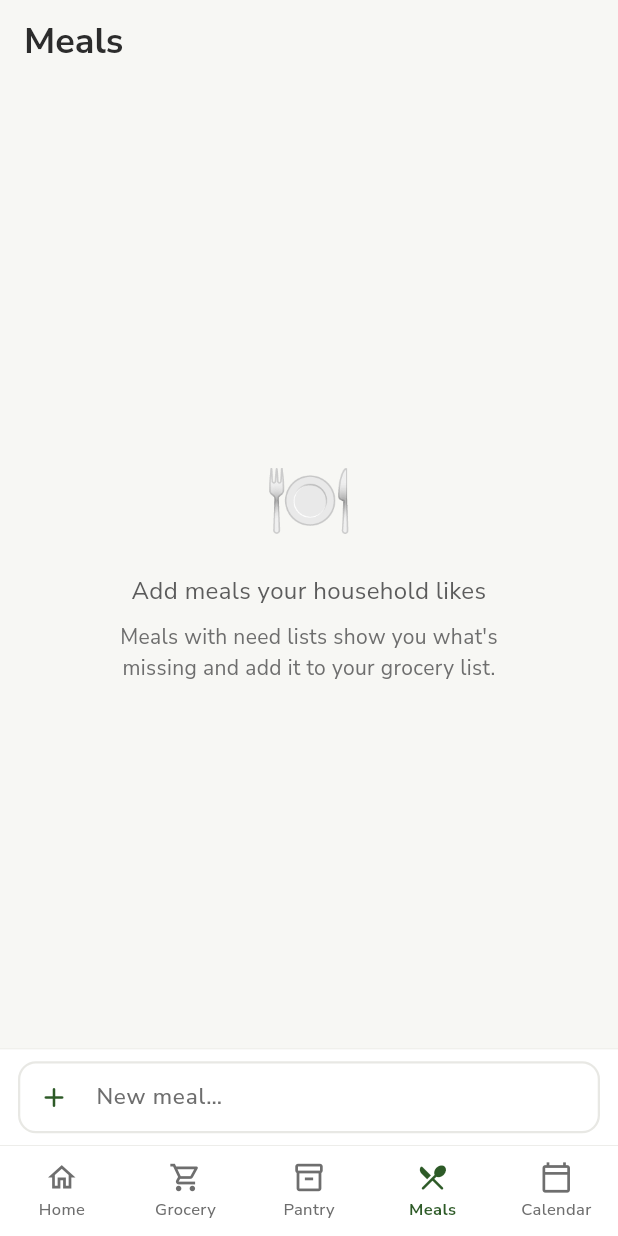
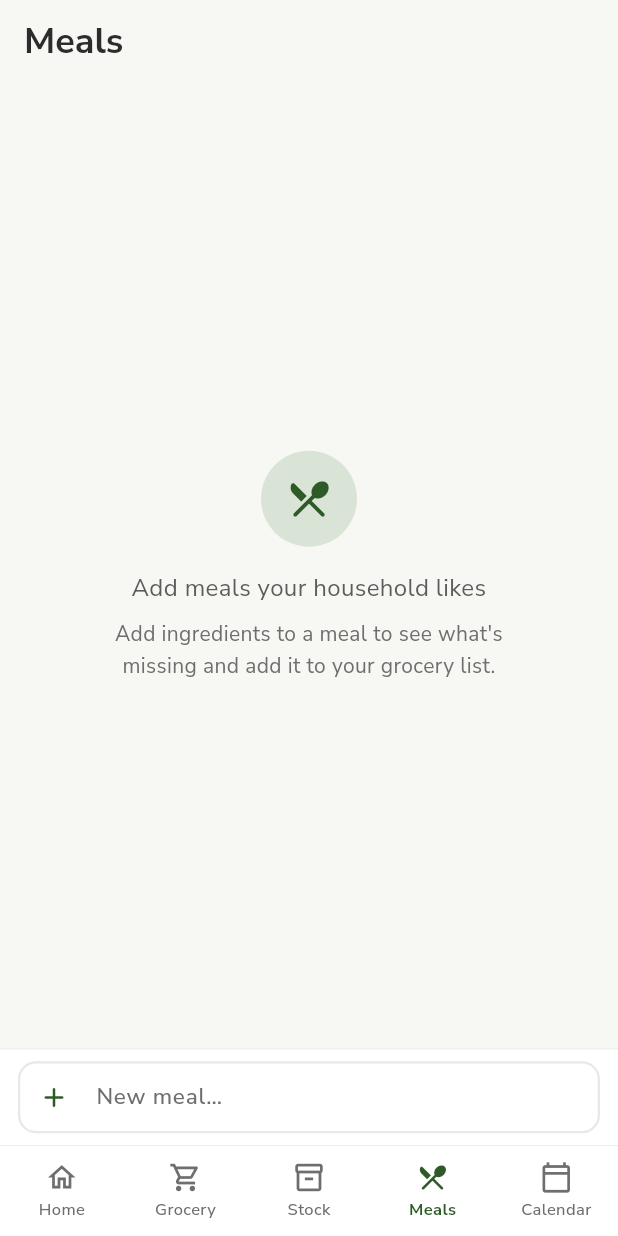
Before and after one commit to pantrylogic/pantry_logic, a Flutter app: the screen it shows once a user with an empty profile is signed in, item 4 of the bottom bar chosen, on a phone screen of 412 x 824 dp. Run offline on Flutter 3.47's test engine with Material 3 defaults, Android fonts, the phone set to English and light mode, and no system bars; our stand-ins replace google_fonts, shared_preferences, supabase_flutter; accounts and stored records are empty.

Commit message:
Step 3: copy and icon sweep — Stock tab, Ingredients, no emoji
- Pantry tab and screen title renamed 'Stock'; inventory-meaning copy now
  says 'in stock' (ingredient rows read 'In stock · Pantry'). Location
  fallback strings left as 'Pantry'
- 'Need list' -> 'Ingredients' across UI copy
- All 15 emoji replaced: brand logo on splash/sign-in/sign-up, Material
  icons (IconBadge) elsewhere
- Removed the bundled 25 MB NotoColorEmoji font (pubspec, theme fallback,
  main.dart DefaultTextStyle, fonts/ and docs/assets). Verified with a
  web build that typed emoji still render via Flutter web's on-demand
  Noto Color Emoji fallback

Co-Authored-By: Claude Opus 5.5 <noreply@anthropic.com>

```diff
--- a/docs/assets/FontManifest.json
+++ b/docs/assets/FontManifest.json
@@ -1 +1 @@
-[{"family":"MaterialIcons","fonts":[{"asset":"fonts/MaterialIcons-Regular.otf"}]},{"family":"NotoColorEmoji","fonts":[{"asset":"fonts/NotoColorEmoji-Regular.ttf"}]}]
+[{"family":"MaterialIcons","fonts":[{"asset":"fonts/MaterialIcons-Regular.otf"}]}]
--- a/pantry_logic/lib/core/theme.dart
+++ b/pantry_logic/lib/core/theme.dart
@@ -3,13 +3,12 @@ import 'package:google_fonts/google_fonts.dart';
 
 // ─── Font helper ─────────────────────────────────────────────────────────────
 //
-// Wraps GoogleFonts.nunitoSans and adds a system-font fallback chain so Flutter
-// never falls through to Noto (which may not be installed), eliminating the
-// "Could not find a set of Noto fonts" warning.
+// Wraps GoogleFonts.nunitoSans and adds a system-font fallback chain.
+// Emoji typed into item or meal names are rendered by Flutter web's
+// automatic font fallback, which downloads Noto Color Emoji on demand.
 
 /// Font fallback chain appended to every Nunito Sans style.
 const List<String> kFontFallback = [
-  'NotoColorEmoji',
   'Roboto',
   'Segoe UI',
   'sans-serif',
--- a/pantry_logic/lib/main.dart
+++ b/pantry_logic/lib/main.dart
@@ -7,6 +7,7 @@ import 'services/auth_service.dart';
 import 'screens/auth/sign_up_screen.dart';
 import 'screens/auth/create_household_screen.dart';
 import 'screens/shell/main_shell.dart';
+import 'widgets/brand.dart';
 
 Future<void> main() async {
   WidgetsFlutterBinding.ensureInitialized();
@@ -30,13 +31,6 @@ class PantryLogicApp extends StatelessWidget {
       theme: AppTheme.light,
       darkTheme: AppTheme.dark,
       themeMode: ThemeMode.system,
-      // Inject NotoColorEmoji into the ambient DefaultTextStyle so every
-      // Text widget (including those with a bare TextStyle(fontSize:x)) can
-      // fall back to the bundled emoji font for emoji characters.
-      builder: (context, child) => DefaultTextStyle.merge(
-        style: const TextStyle(fontFamilyFallback: ['NotoColorEmoji']),
-        child: child!,
-      ),
       home: const _AuthGate(),
     );
   }
@@ -153,7 +147,7 @@ class _SplashScreen extends StatelessWidget {
         child: Column(
           mainAxisSize: MainAxisSize.min,
           children: [
-            const Text('🫙', style: TextStyle(fontSize: 48)),
+            const BrandLogo(size: 96),
             const SizedBox(height: 16),
             SizedBox(
               width: 24,
--- a/pantry_logic/lib/screens/auth/create_household_screen.dart
+++ b/pantry_logic/lib/screens/auth/create_household_screen.dart
@@ -5,6 +5,7 @@ import '../../models/household.dart';
 import '../../services/auth_service.dart';
 import '../../widgets/auth_text_field.dart';
 import '../home/home_screen.dart';
+import '../../widgets/brand.dart';
 
 class CreateHouseholdScreen extends StatefulWidget {
   const CreateHouseholdScreen({super.key});
@@ -102,7 +103,7 @@ class _CreateHouseholdScreenState extends State<CreateHouseholdScreen> {
     return Column(
       crossAxisAlignment: CrossAxisAlignment.center,
       children: [
-        const Text('🏠', style: TextStyle(fontSize: 40)),
+        const IconBadge(Icons.home_rounded, size: 56),
         const SizedBox(height: 8),
 
         Text(
@@ -189,7 +190,7 @@ class _CreateHouseholdScreenState extends State<CreateHouseholdScreen> {
     return Column(
       crossAxisAlignment: CrossAxisAlignment.center,
       children: [
-        const Text('✅', style: TextStyle(fontSize: 40)),
+        const IconBadge(Icons.check_rounded, size: 56),
         const SizedBox(height: 8),
 
         Text(
--- a/pantry_logic/lib/screens/auth/join_household_screen.dart
+++ b/pantry_logic/lib/screens/auth/join_household_screen.dart
@@ -4,6 +4,7 @@ import '../../services/auth_service.dart';
 import '../../widgets/auth_text_field.dart';
 import '../home/home_screen.dart';
 import 'sign_up_screen.dart';
+import '../../widgets/brand.dart';
 
 class JoinHouseholdScreen extends StatefulWidget {
   const JoinHouseholdScreen({super.key});
@@ -116,7 +117,7 @@ class _JoinHouseholdScreenState extends State<JoinHouseholdScreen> {
               ),
               const SizedBox(height: 32),
 
-              const Text('🏠', style: TextStyle(fontSize: 40)),
+              const IconBadge(Icons.group_add_rounded, size: 56),
               const SizedBox(height: 8),
 
               Text(
--- a/pantry_logic/lib/screens/auth/sign_in_screen.dart
+++ b/pantry_logic/lib/screens/auth/sign_in_screen.dart
@@ -2,6 +2,7 @@ import 'package:flutter/material.dart';
 import '../../core/theme.dart';
 import '../../services/auth_service.dart';
 import '../../widgets/auth_text_field.dart';
+import '../../widgets/brand.dart';
 
 class SignInScreen extends StatefulWidget {
   const SignInScreen({super.key});
@@ -90,7 +91,7 @@ class _SignInScreenState extends State<SignInScreen> {
               ),
               const SizedBox(height: 40),
 
-              const Text('🫙', style: TextStyle(fontSize: 40)),
+              const BrandLogo(size: 72),
               const SizedBox(height: 8),
 
               Text(
--- a/pantry_logic/lib/screens/auth/sign_up_screen.dart
+++ b/pantry_logic/lib/screens/auth/sign_up_screen.dart
@@ -5,6 +5,7 @@ import '../../widgets/auth_text_field.dart';
 import 'create_household_screen.dart';
 import 'join_household_screen.dart';
 import 'sign_in_screen.dart';
+import '../../widgets/brand.dart';
 
 class SignUpScreen extends StatefulWidget {
   const SignUpScreen({super.key});
@@ -94,7 +95,7 @@ class _SignUpScreenState extends State<SignUpScreen> {
             crossAxisAlignment: CrossAxisAlignment.center,
             children: [
               // Logo
-              const Text('🫙', style: TextStyle(fontSize: 40)),
+              const BrandLogo(size: 88),
               const SizedBox(height: 8),
 
               // App name
--- a/pantry_logic/lib/screens/grocery/grocery_list_screen.dart
+++ b/pantry_logic/lib/screens/grocery/grocery_list_screen.dart
@@ -3,6 +3,7 @@ import '../../core/theme.dart';
 import '../../models/grocery_item.dart';
 import '../../models/item.dart';
 import '../../services/grocery_service.dart';
+import '../../widgets/brand.dart';
 
 class GroceryListScreen extends StatefulWidget {
   const GroceryListScreen({super.key});
@@ -312,7 +313,7 @@ class _GroceryListScreenState extends State<GroceryListScreen> {
                       child: Column(
                         mainAxisSize: MainAxisSize.min,
                         children: [
-                          const Text('✅', style: TextStyle(fontSize: 40)),
+                          const IconBadge(Icons.check_rounded, size: 56),
                           const SizedBox(height: 12),
                           Text(
                             'Nothing to buy — nice!',
--- a/pantry_logic/lib/screens/hungry/hungry_category_screen.dart
+++ b/pantry_logic/lib/screens/hungry/hungry_category_screen.dart
@@ -3,6 +3,7 @@ import '../../core/theme.dart';
 import '../../models/meal_category.dart';
 import '../../services/hungry_service.dart';
 import 'hungry_suggestion_screen.dart';
+import '../../widgets/brand.dart';
 
 class HungryCategoryScreen extends StatefulWidget {
   const HungryCategoryScreen({super.key});
@@ -73,8 +74,7 @@ class _HungryCategoryScreenState extends State<HungryCategoryScreen> {
                       child: Column(
                         mainAxisSize: MainAxisSize.min,
                         children: [
-                          const Text('🍽️',
-                              style: TextStyle(fontSize: 48)),
+                          const IconBadge(Icons.restaurant_rounded),
                           const SizedBox(height: 16),
                           Text(
                             'No meal categories yet',
--- a/pantry_logic/lib/screens/hungry/restock_screen.dart
+++ b/pantry_logic/lib/screens/hungry/restock_screen.dart
@@ -188,7 +188,7 @@ class _RestockScreenState extends State<RestockScreen> {
                                       Text(
                                         item.reason == RestockReason.hitZero
                                             ? 'Ran out — add to grocery list?'
-                                            : 'Still in the pantry?',
+                                            : 'Still have some?',
                                         style: nsSans(
                                           fontSize: 13,
                                           color: textSecondary,
--- a/pantry_logic/lib/screens/meals/meal_detail_screen.dart
+++ b/pantry_logic/lib/screens/meals/meal_detail_screen.dart
@@ -264,7 +264,7 @@ class _MealDetailScreenState extends State<MealDetailScreen> {
           style: nsSans(fontWeight: FontWeight.w700, fontSize: 17),
         ),
         content: Text(
-          'This will permanently delete "$_name" and its need list.',
+          'This will permanently delete "$_name" and its ingredients.',
           style: nsSans(fontSize: 14),
         ),
         actions: [
@@ -432,7 +432,7 @@ class _MealDetailScreenState extends State<MealDetailScreen> {
                   child: Row(
                     children: [
                       Text(
-                        'NEED LIST',
+                        'INGREDIENTS',
                         style: nsSans(
                           fontSize: 11,
                           fontWeight: FontWeight.w700,
@@ -460,7 +460,7 @@ class _MealDetailScreenState extends State<MealDetailScreen> {
                               child: Padding(
                                 padding: const EdgeInsets.all(32),
                                 child: Text(
-                                  'No ingredients added yet.\nUse the bar below to build the need list.',
+                                  'No ingredients added yet.\nUse the bar below to add some.',
                                   textAlign: TextAlign.center,
                                   style: nsSans(
                                     fontSize: 14,
@@ -529,7 +529,7 @@ class _MealDetailScreenState extends State<MealDetailScreen> {
                                               ),
                                               Text(
                                                 item.inPantry
-                                                    ? 'In pantry · ${item.inventoryLocation}'
+                                                    ? 'In stock · ${item.inventoryLocation}'
                                                     : 'Missing',
                                                 style: nsSans(
                                                   fontSize: 12,
--- a/pantry_logic/lib/screens/meals/meals_screen.dart
+++ b/pantry_logic/lib/screens/meals/meals_screen.dart
@@ -4,6 +4,7 @@ import '../../models/meal.dart';
 import '../../models/meal_category.dart';
 import '../../services/meal_service.dart';
 import 'meal_detail_screen.dart';
+import '../../widgets/brand.dart';
 
 class MealsScreen extends StatefulWidget {
   const MealsScreen({super.key});
@@ -143,11 +144,11 @@ class _MealsScreenState extends State<MealsScreen> {
           final IconData statusIcon;
           if (!meal.hasNeedList) {
             statusColor = textMuted;
-            statusText = 'No need list';
+            statusText = 'No ingredients';
             statusIcon = Icons.format_list_bulleted_rounded;
           } else if (meal.allInPantry) {
             statusColor = success;
-            statusText = 'All in pantry';
+            statusText = 'All in stock';
             statusIcon = Icons.check_circle_outline_rounded;
           } else {
             statusColor = warning;
@@ -251,10 +252,7 @@ class _MealsScreenState extends State<MealsScreen> {
                       child: Column(
                         mainAxisSize: MainAxisSize.min,
                         children: [
-                          const Text(
-                            '🍽️',
-                            style: TextStyle(fontSize: 48),
-                          ),
+                          const IconBadge(Icons.restaurant_menu_rounded),
                           const SizedBox(height: 16),
                           Text(
                             'Add meals your household likes',
@@ -267,7 +265,7 @@ class _MealsScreenState extends State<MealsScreen> {
                           ),
                           const SizedBox(height: 8),
                           Text(
-                            'Meals with need lists show you what\'s\nmissing and add it to your grocery list.',
+                            'Add ingredients to a meal to see what\'s\nmissing and add it to your grocery list.',
                             textAlign: TextAlign.center,
                             style: nsSans(
                               fontSize: 14,
--- a/pantry_logic/lib/screens/pantry/pantry_screen.dart
+++ b/pantry_logic/lib/screens/pantry/pantry_screen.dart
@@ -144,7 +144,7 @@ class _PantryScreenState extends State<PantryScreen> {
             if (ctx.mounted) {
               Navigator.pop(ctx);
               messenger.showSnackBar(
-                SnackBar(content: Text('$name is already in your pantry.')),
+                SnackBar(content: Text('$name is already in stock.')),
               );
             }
           } catch (e) {
@@ -203,7 +203,7 @@ class _PantryScreenState extends State<PantryScreen> {
       if (!mounted) return;
       ScaffoldMessenger.of(context).showSnackBar(
         SnackBar(
-          content: Text('${item.itemName} removed from pantry.'),
+          content: Text('${item.itemName} removed from stock.'),
           action: SnackBarAction(
             label: 'Add to grocery list',
             onPressed: () async {
@@ -255,12 +255,12 @@ class _PantryScreenState extends State<PantryScreen> {
                   controller: _searchCtrl,
                   focusNode: _searchFocus,
                   decoration: const InputDecoration(
-                    hintText: 'Search pantry…',
+                    hintText: 'Search stock…',
                     border: InputBorder.none,
                   ),
                   style: Theme.of(context).textTheme.titleMedium,
                 )
-              : const Text('Pantry'),
+              : const Text('Stock'),
           actions: [
             if (_searching)
               IconButton(
@@ -307,7 +307,7 @@ class _PantryScreenState extends State<PantryScreen> {
                       child: Text(
                         _searchQuery.isNotEmpty
                             ? 'No items match "$_searchQuery".'
-                            : 'Your pantry is empty.\nAdd items below.',
+                            : 'Nothing in stock yet.\nAdd items below.',
                         textAlign: TextAlign.center,
                         style: Theme.of(context)
                             .textTheme
@@ -426,7 +426,7 @@ class _AddBar extends StatelessWidget {
         onTapOutside: onTapOutside,
         textCapitalization: TextCapitalization.sentences,
         decoration: InputDecoration(
-          hintText: 'Add to pantry…',
+          hintText: 'Add to stock…',
           prefixIcon: const Icon(Icons.add),
           border: OutlineInputBorder(
             borderRadius: BorderRadius.circular(12),
@@ -571,7 +571,7 @@ class _AddItemSheet extends StatelessWidget {
       initialLocation: initialLocation,
       initialQuantity: initialQuantity,
       initialNotes: initialNotes,
-      saveLabel: 'Add to Pantry',
+      saveLabel: 'Add to stock',
       onSave: onSave,
     );
   }
--- a/pantry_logic/lib/screens/shell/main_shell.dart
+++ b/pantry_logic/lib/screens/shell/main_shell.dart
@@ -74,7 +74,7 @@ class _MainShellState extends State<MainShell> {
                 _NavItem(
                   icon: Icons.inventory_2_outlined,
                   activeIcon: Icons.inventory_2_rounded,
-                  label: 'Pantry',
+                  label: 'Stock',
                   isActive: _currentIndex == 2,
                   primary: primary,
                   textMuted: textMuted,
--- /dev/null
+++ b/pantry_logic/lib/widgets/brand.dart
@@ -0,0 +1,44 @@
+import 'package:flutter/material.dart';
+
+import '../core/theme.dart';
+
+/// The Pantry Logic jar logo.
+class BrandLogo extends StatelessWidget {
+  const BrandLogo({super.key, this.size = 64});
+
+  /// Width in logical pixels (height follows the logo's aspect ratio).
+  final double size;
+
+  @override
+  Widget build(BuildContext context) {
+    return Image.asset(
+      'assets/brand/logo_small.png',
+      width: size,
+      semanticLabel: 'Pantry Logic',
+      filterQuality: FilterQuality.medium,
+    );
+  }
+}
+
+/// A Material icon in a soft circular badge, used for illustrative
+/// moments (empty states, onboarding headers).
+class IconBadge extends StatelessWidget {
+  const IconBadge(this.icon, {super.key, this.size = 64});
+
+  final IconData icon;
+  final double size;
+
+  @override
+  Widget build(BuildContext context) {
+    final p = AppPalette.of(context);
+    return Container(
+      width: size,
+      height: size,
+      decoration: BoxDecoration(
+        color: p.accentLight.withValues(alpha: p.isDark ? 1 : 0.6),
+        shape: BoxShape.circle,
+      ),
+      child: Icon(icon, size: size * 0.5, color: p.primary),
+    );
+  }
+}
--- a/pantry_logic/pubspec.yaml
+++ b/pantry_logic/pubspec.yaml
@@ -27,7 +27,5 @@ dev_dependencies:
 flutter:
   uses-material-design: true
 
-  fonts:
-    - family: NotoColorEmoji
-      fonts:
-        - asset: fonts/NotoColorEmoji-Regular.ttf
+  assets:
+    - assets/brand/logo_small.png
```
Also changed, not shown: pantry_logic/lib/screens/home/home_screen.dart (+23 -7 lines), pantry_logic/lib/screens/hungry/hungry_suggestion_screen.dart (+19 -11 lines), 2 other files.
